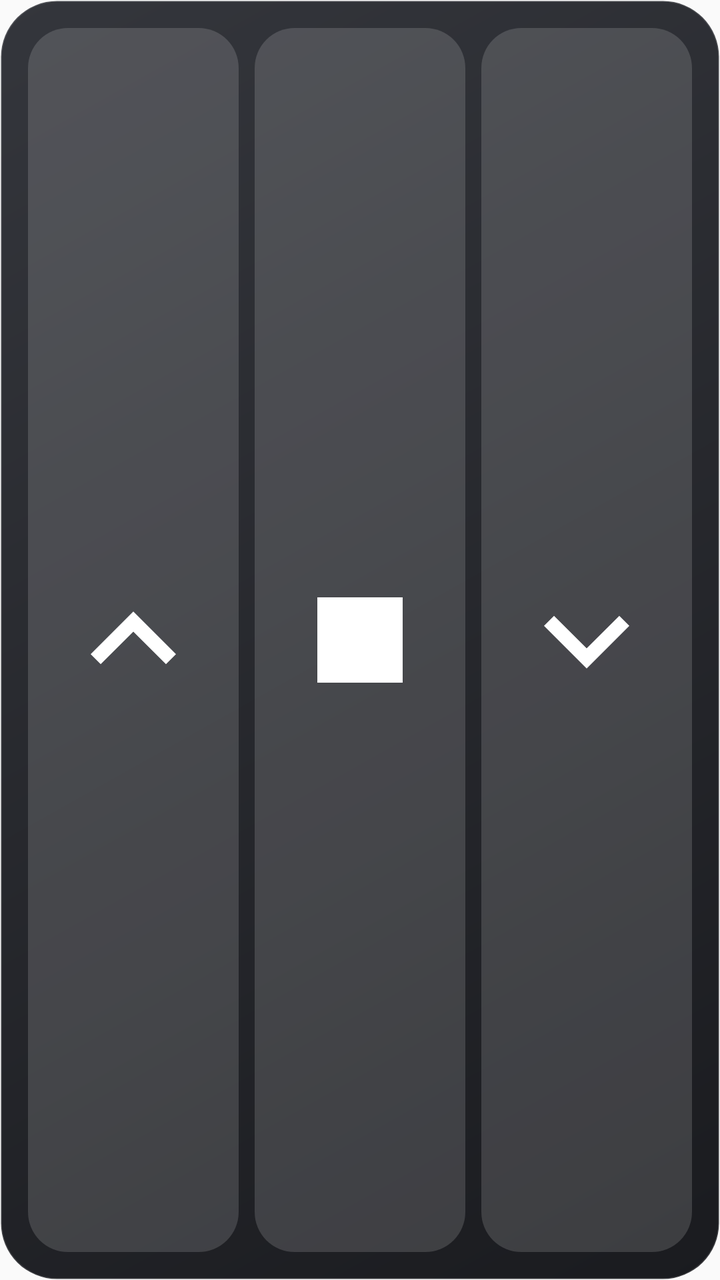
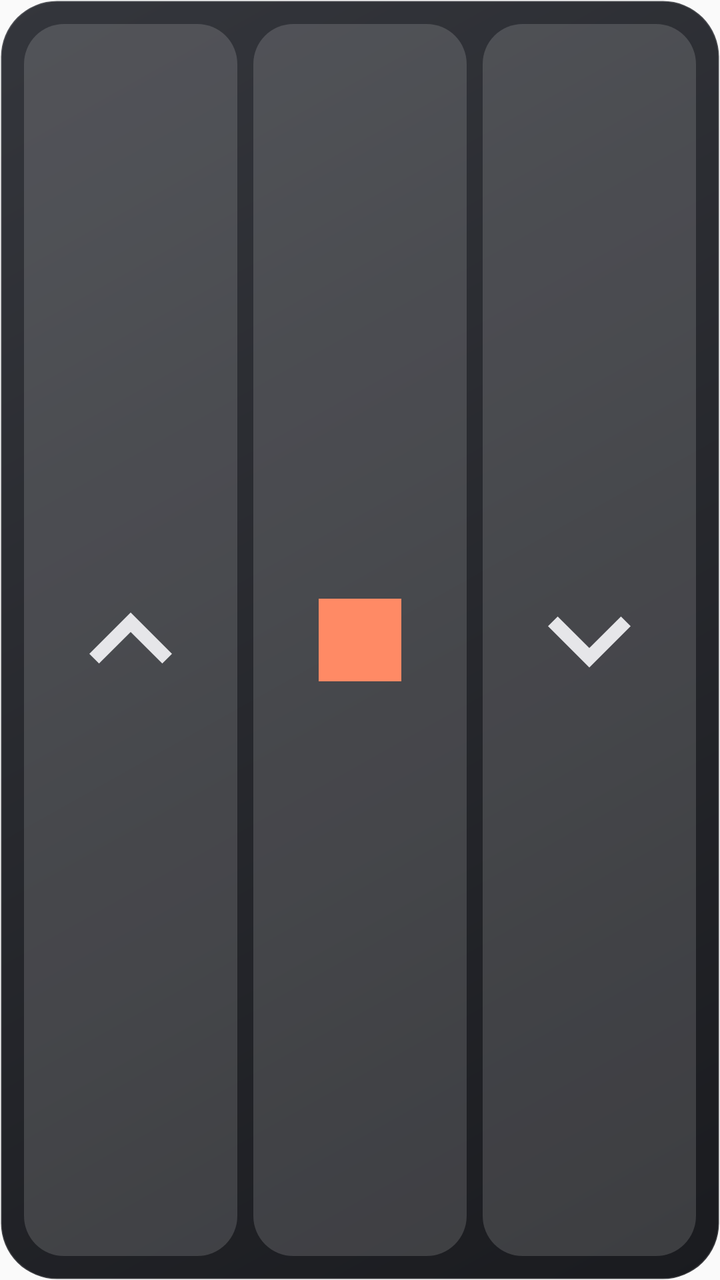

Two renders of the same Android screen: before a commit and after it. Below are the layout's source before the change and the commit's diff.
<!-- AndroidManifest.xml: application theme android:Theme.Material.Light.NoActionBar -->
<!-- res/layout/widget_cover.xml -->
<?xml version="1.0" encoding="utf-8"?>
<LinearLayout xmlns:android="http://schemas.android.com/apk/res/android"
    android:layout_width="match_parent"
    android:layout_height="match_parent"
    android:orientation="horizontal"
    android:background="@drawable/bg_widget_off"
    android:padding="10dp">
    <ImageView
        android:id="@+id/btn_up"
        android:layout_width="0dp"
        android:layout_height="match_parent"
        android:layout_weight="1"
        android:layout_margin="4dp"
        android:background="@drawable/bg_btn"
        android:padding="10dp"
        android:src="@drawable/ic_up"
        android:contentDescription="Ouvrir" />
    <ImageView
        android:id="@+id/btn_stop"
        android:layout_width="0dp"
        android:layout_height="match_parent"
        android:layout_weight="1"
        android:layout_margin="4dp"
        android:background="@drawable/bg_btn"
        android:padding="10dp"
        android:src="@drawable/ic_stop"
        android:contentDescription="Stop" />
    <ImageView
        android:id="@+id/btn_down"
        android:layout_width="0dp"
        android:layout_height="match_parent"
        android:layout_weight="1"
        android:layout_margin="4dp"
        android:background="@drawable/bg_btn"
        android:padding="10dp"
        android:src="@drawable/ic_down"
        android:contentDescription="Fermer" />
</LinearLayout>
<!-- resources referenced by this layout -->
<resources>
  <!-- drawable bg_btn (drawable) -->
  <?xml version="1.0" encoding="utf-8"?>
  <shape xmlns:android="http://schemas.android.com/apk/res/android" android:shape="rectangle">
      <solid android:color="#26FFFFFF" />
      <corners android:radius="20dp" />
  </shape>
  <!-- drawable bg_widget_off (drawable) -->
  <?xml version="1.0" encoding="utf-8"?>
  <shape xmlns:android="http://schemas.android.com/apk/res/android" android:shape="rectangle">
      <gradient android:angle="315" android:startColor="#34363C" android:endColor="#1A1B1F" />
      <stroke android:width="1dp" android:color="#22FFFFFF" />
      <corners android:radius="28dp" />
  </shape>
  <!-- drawable ic_down (drawable) -->
  <?xml version="1.0" encoding="utf-8"?>
  <vector xmlns:android="http://schemas.android.com/apk/res/android"
      android:width="48dp" android:height="48dp"
      android:viewportWidth="24" android:viewportHeight="24">
      <path android:fillColor="#FFFFFFFF" android:pathData="M7.41,8.59L12,13.17l4.59,-4.58L18,10l-6,6 -6,-6z"/>
  </vector>
  <!-- drawable ic_stop (drawable) -->
  <?xml version="1.0" encoding="utf-8"?>
  <vector xmlns:android="http://schemas.android.com/apk/res/android"
      android:width="48dp" android:height="48dp"
      android:viewportWidth="24" android:viewportHeight="24">
      <path android:fillColor="#FFFFFFFF" android:pathData="M6,6h12v12H6z"/>
  </vector>
  <!-- drawable ic_up (drawable) -->
  <?xml version="1.0" encoding="utf-8"?>
  <vector xmlns:android="http://schemas.android.com/apk/res/android"
      android:width="48dp" android:height="48dp"
      android:viewportWidth="24" android:viewportHeight="24">
      <path android:fillColor="#FFFFFFFF" android:pathData="M7.41,15.41L12,10.83l4.59,4.58L18,14l-6,-6 -6,6z"/>
  </vector>
</resources>

<!-- the commit's change to res/layout/widget_cover.xml (unified diff, before → after) -->
@@ -4,7 +4,7 @@
     android:layout_height="match_parent"
     android:orientation="horizontal"
     android:background="@drawable/bg_widget_off"
-    android:padding="10dp">
+    android:padding="8dp">
     <ImageView
         android:id="@+id/btn_up"
         android:layout_width="0dp"
@@ -12,8 +12,9 @@
         android:layout_weight="1"
         android:layout_margin="4dp"
         android:background="@drawable/bg_btn"
-        android:padding="10dp"
+        android:padding="12dp"
         android:src="@drawable/ic_up"
+        android:tint="#E6E6E9"
         android:contentDescription="Ouvrir" />
     <ImageView
         android:id="@+id/btn_stop"
@@ -22,8 +23,9 @@
         android:layout_weight="1"
         android:layout_margin="4dp"
         android:background="@drawable/bg_btn"
-        android:padding="10dp"
+        android:padding="12dp"
         android:src="@drawable/ic_stop"
+        android:tint="#FF8A65"
         android:contentDescription="Stop" />
     <ImageView
         android:id="@+id/btn_down"
@@ -32,7 +34,8 @@
         android:layout_weight="1"
         android:layout_margin="4dp"
         android:background="@drawable/bg_btn"
-        android:padding="10dp"
+        android:padding="12dp"
         android:src="@drawable/ic_down"
+        android:tint="#E6E6E9"
         android:contentDescription="Fermer" />
 </LinearLayout>
